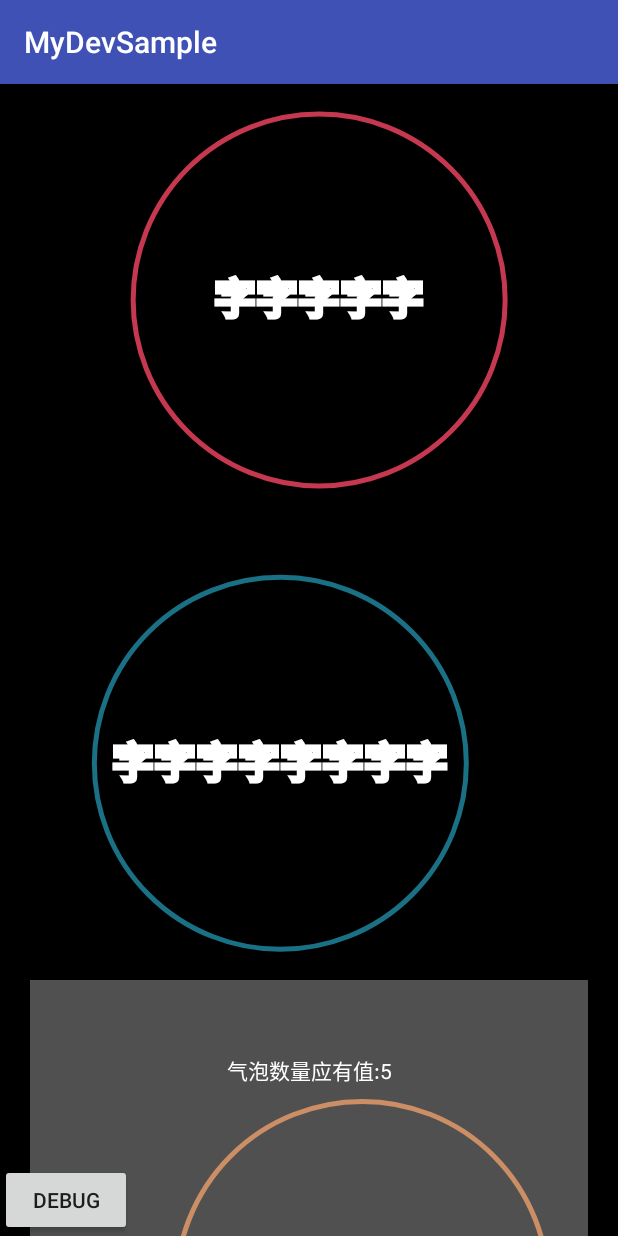
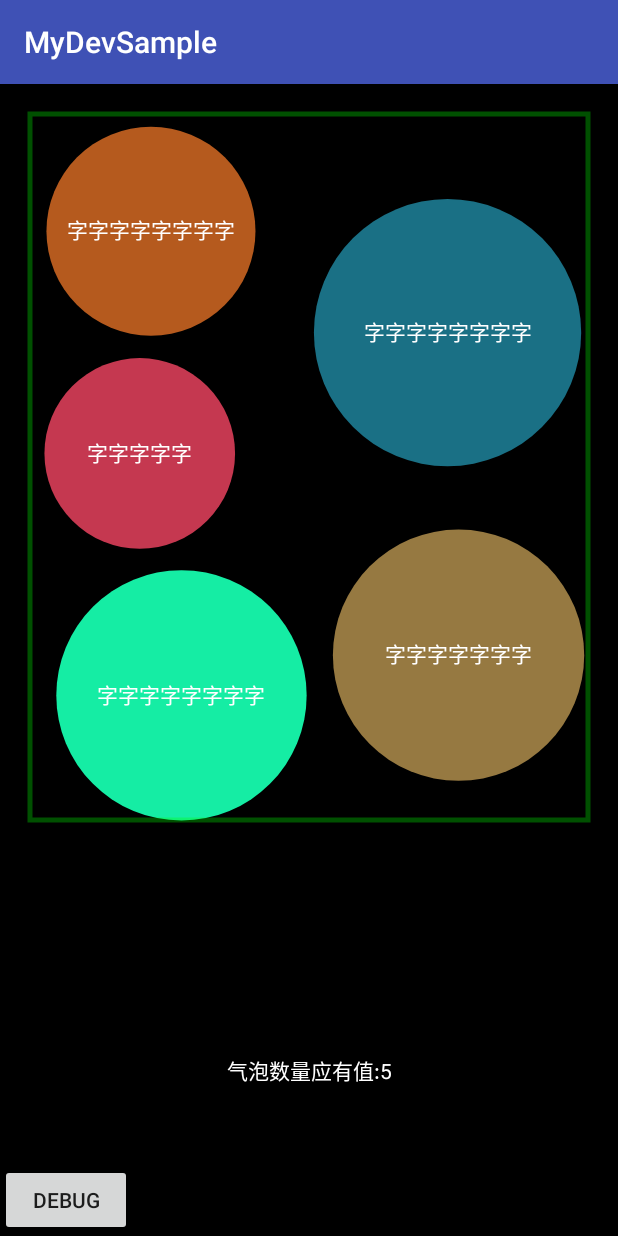
Before and after one commit to fhbianling/MyDevSample, an Android app: the RandomBubblesDemo screen opened directly, with no data from a screen before it, after a tap on "DEBUG", on a phone screen of 412 x 824 dp. Run offline under Robolectric (Android 15) with nearby library versions, the phone set to English and light mode, and no system bars; our stand-ins replace EventBus.

Commit message:
新增了一个随机气泡布局

```diff
--- a/app/src/main/java/com/bian/mydevsample/ui/randombubbles/RandomBubbles.kt
+++ b/app/src/main/java/com/bian/mydevsample/ui/randombubbles/RandomBubbles.kt
@@ -7,11 +7,11 @@ import android.graphics.Color
 import android.graphics.Paint
 import android.graphics.PointF
 import android.util.AttributeSet
+import android.util.TypedValue
 import android.view.MotionEvent
 import android.view.View
 import com.bian.util.core.L
 import kotlinx.coroutines.*
-import kotlin.math.ceil
 import kotlin.math.hypot
 import kotlin.math.min
 import kotlin.system.measureTimeMillis
@@ -25,10 +25,12 @@ class RandomBubbles(ctx : Context, attrs : AttributeSet) : View(ctx, attrs) {
 	private val bubbles = mutableListOf<Bubble>()
 	private val circleMap = mutableMapOf<PointF, Float>()
 	private val bubbleItems = mutableListOf<BubbleItem>()
+	private val textPadding = 20f
 	private var expectHeight = 0
 	private val paint = Paint().also {
 		it.isAntiAlias = true
-		it.textSize = 14f * 3f
+		it.textSize = 14f.sp2px()
+		it.style = Paint.Style.FILL
 	}
 
 	private suspend fun calculateExpectHeight() : Int {
@@ -39,25 +41,26 @@ class RandomBubbles(ctx : Context, attrs : AttributeSet) : View(ctx, attrs) {
 			L.d("calculate task[$id] is running")
 			circleMap.clear()
 			val initialWidth = measuredWidth
-			val halfWidth = initialWidth / 2f
-			val maxRadius = initialWidth / 3f
+			initialWidth / 2f
+			val maxRadius = initialWidth / 4f
 			// 向下扩展
 			val xRange = 0f .. initialWidth.toFloat()
 			var yRange = 0f .. initialWidth.toFloat()
 			var translateTop = Float.MAX_VALUE
+			val yIncrement = initialWidth * 0.3f
 
 			for (i in 0 until bubbles.size) {
 				var pointF : PointF
 				var radius : Float
-				var minBubbleRadius = paint.measureText(bubbles[i].text)
+				var minBubbleRadius = paint.measureText(bubbles[i].text) / 2f + textPadding
 				if (minBubbleRadius > maxRadius) {
 					minBubbleRadius = maxRadius
 				}
 				var loopCount = 0
 				FindValidPoint@ while (true) {
 					loopCount ++
-					if (loopCount > 500) {
-						yRange *= 1.5f
+					if (loopCount > 1000) {
+						yRange = 0f .. yRange.endInclusive + yIncrement
 						L.d("scale y range,drop loop count:$loopCount")
 						loopCount = 0
 					}
@@ -134,7 +137,8 @@ class RandomBubbles(ctx : Context, attrs : AttributeSet) : View(ctx, attrs) {
 			}
 			MotionEvent.ACTION_MOVE -> {
 				val diff = event.y - lastEvent.y
-				translationX
+				translationY += diff
+				return true
 			}
 		}
 		return super.onTouchEvent(event)
@@ -142,7 +146,7 @@ class RandomBubbles(ctx : Context, attrs : AttributeSet) : View(ctx, attrs) {
 
 	override fun onDraw(canvas : Canvas?) {
 		if (canvas == null) return
-		paint.style = Paint.Style.STROKE
+		paint.style = Paint.Style.FILL
 		paint.strokeWidth = 5f
 		val lineHeight = paint.descent() - paint.ascent()
 		L.d("bubble item size:${bubbleItems.size}")
@@ -156,6 +160,9 @@ class RandomBubbles(ctx : Context, attrs : AttributeSet) : View(ctx, attrs) {
 			                center.y + (lineHeight) / 2f - paint.descent(),
 			                paint)
 		}
+		paint.style = Paint.Style.STROKE
+		paint.color = Color.parseColor("#5000ff00")
+		canvas.drawRect(0f, 0f, measuredWidth.toFloat(), measuredHeight.toFloat(), paint)
 	}
 
 	fun setBubbles(bubbles : List<Bubble>) {
@@ -183,4 +190,8 @@ class RandomBubbles(ctx : Context, attrs : AttributeSet) : View(ctx, attrs) {
 	data class BubbleItem(val bubble : Bubble, val radius : Float, val p : PointF)
 
 	private operator fun ClosedFloatingPointRange<Float>.times(scale : Float) = start * scale .. endInclusive * scale
+
+	fun Float.sp2px() = TypedValue.applyDimension(
+			TypedValue.COMPLEX_UNIT_SP, this, context.resources.displayMetrics
+	)
 }
--- a/app/src/main/res/layout/activity_random_bubbles.xml
+++ b/app/src/main/res/layout/activity_random_bubbles.xml
@@ -19,17 +19,6 @@
         app:layout_constraintStart_toStartOf="parent"
         app:layout_constraintTop_toTopOf="parent" />
 
-    <View
-        android:layout_width="wrap_content"
-        android:layout_height="wrap_content"
-        android:background="#50ffffff"
-        app:layout_constrainedHeight="true"
-        app:layout_constrainedWidth="true"
-        app:layout_constraintBottom_toBottomOf="@id/bubble"
-        app:layout_constraintEnd_toEndOf="@id/bubble"
-        app:layout_constraintStart_toStartOf="@id/bubble"
-        app:layout_constraintTop_toTopOf="@id/bubble" />
-
     <Button
         android:id="@+id/btn"
         android:layout_width="wrap_content"
```
